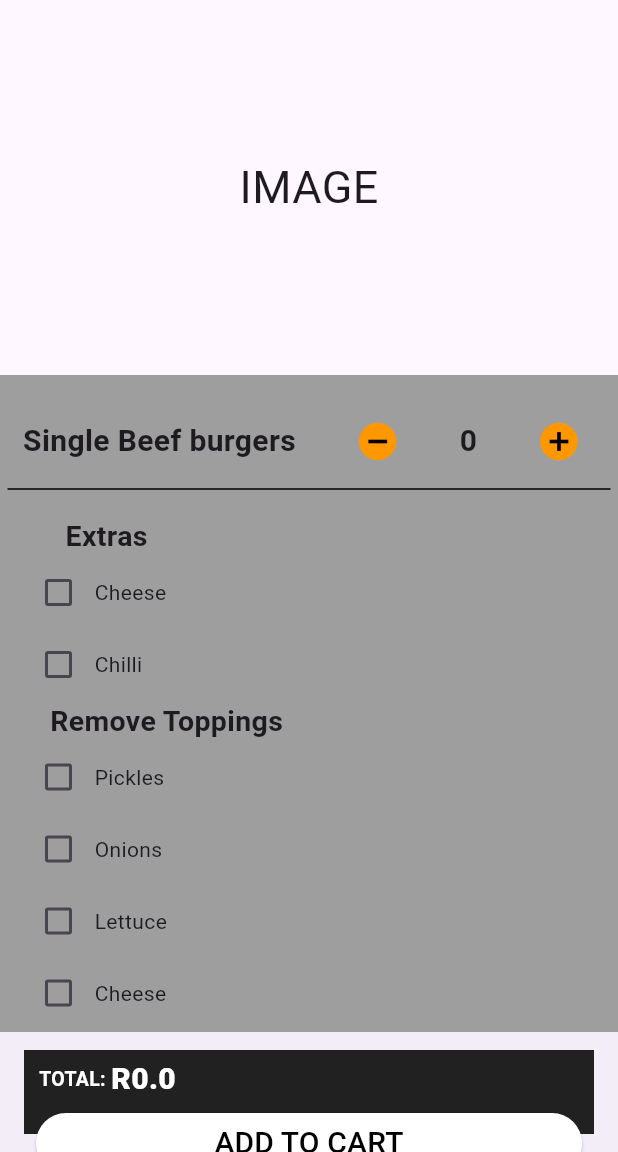
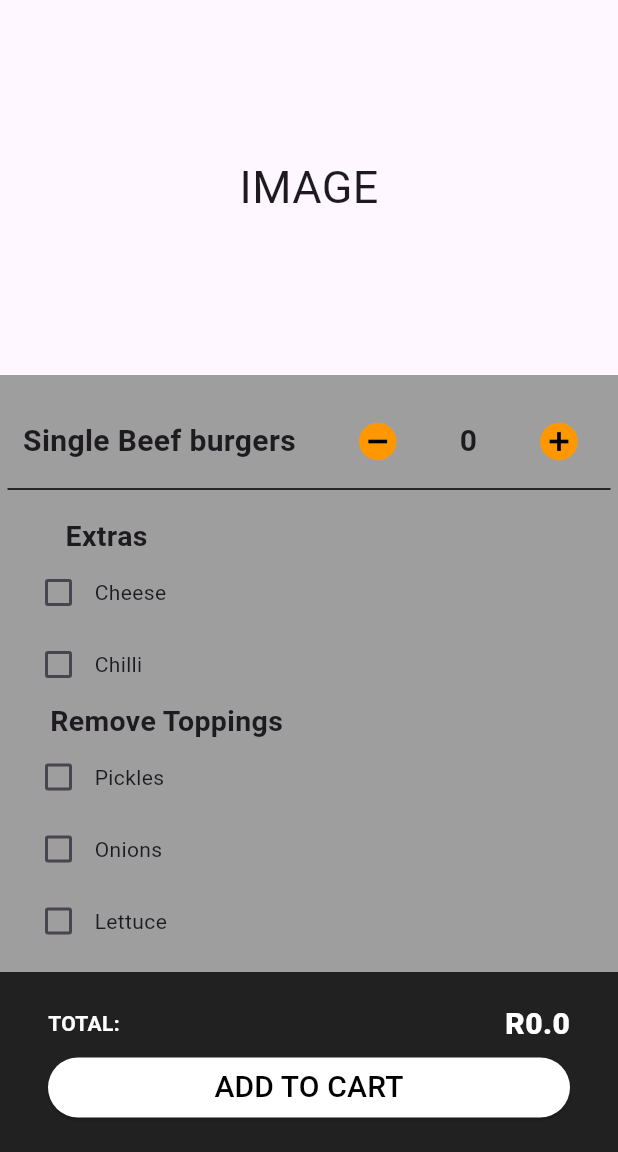
Before and after one commit to Mampuru/gourmet_eats, a Flutter app: the BeefView screen opened directly, on a phone screen of 412 x 824 dp, the part 84-1236 px from its top. Run offline on Flutter 3.47's test engine with Material 3 defaults, Android fonts, the phone set to English and light mode, and no system bars; our stand-ins replace get, share.

Commit message:
Fixed the bottom nav padding issue

```diff
--- a/lib/views/build_burger/beef_view.dart
+++ b/lib/views/build_burger/beef_view.dart
@@ -52,6 +52,8 @@ class _BeefViewState extends State<BeefView> {
   Widget build(BuildContext context) {
     return Scaffold(
       bottomNavigationBar: BottomAppBar(
+        color: Colors.grey[900],
+        height: 120,
         child: bottomBar(context),
       ),
       appBar: AppBar(
@@ -306,33 +308,48 @@ class _BeefViewState extends State<BeefView> {
     );
   }
 
-  Widget bottomBar(BuildContext context){
+  Widget bottomBar(BuildContext context) {
     var _width = MediaQuery.of(context).size.width;
+
     return Container(
-      height: 350,
       color: Colors.grey[900],
+      padding: EdgeInsets.symmetric(horizontal: 16.0, vertical: 8.0),
       child: Column(
-        // mainAxisAlignment: MainAxisAlignment.spaceAround,
+        mainAxisSize: MainAxisSize.min,
+        crossAxisAlignment: CrossAxisAlignment.start,
         children: [
-          SizedBox(height: 5,),
           Row(
+            mainAxisAlignment: MainAxisAlignment.spaceBetween,
             children: [
-              SizedBox(width: 10,),
-              Text("TOTAL: ",style: TextStyle(fontWeight: FontWeight.w600,fontSize: 13.0,color: Colors.white)),
-              Text("R$total",style: TextStyle(fontWeight: FontWeight.w900,fontSize: 20.0,color: Colors.white))
+              Text(
+                "TOTAL:",
+                style: TextStyle(
+                  fontWeight: FontWeight.w600,
+                  fontSize: 14.0,
+                  color: Colors.white,
+                ),
+              ),
+              Text(
+                "R$total",
+                style: TextStyle(
+                  fontWeight: FontWeight.w900,
+                  fontSize: 20.0,
+                  color: Colors.white,
+                ),
+              ),
             ],
           ),
-          Padding(
-            padding: const EdgeInsets.fromLTRB(8, 8, 8, 8),
-            child: PrimaryButton(buttonName: "ADD TO CART",width: _width,onTap: () => {
-              // Navigator.push(context, MaterialPageRoute(builder: (context) => CartView()),)
-              addToCart()
-            },),
-          )
+          SizedBox(height: 8.0),
+          PrimaryButton(
+            buttonName: "ADD TO CART",
+            width: _width,
+            onTap: () => addToCart(),
+          ),
         ],
       ),
     );
   }
+
 
   calculateTotal(){
     var _total = 55*counter;
```
